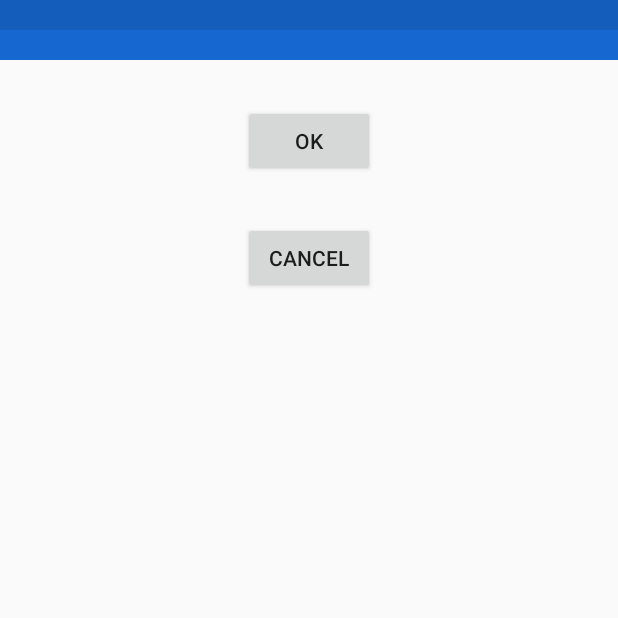
After one commit to TopNine/GrowMe, an Android app: the ColorActivity screen opened directly, with no data from a screen before it, on a phone screen of 412 x 824 dp, the top half of it. The commit adds this screen. Run offline under Robolectric (Android 15) with nearby library versions, the phone set to English and light mode, and no system bars.

Commit message:
[color][Add]Add color package.

```diff
--- a/app/src/main/AndroidManifest.xml
+++ b/app/src/main/AndroidManifest.xml
@@ -40,6 +40,10 @@
             android:name="session.SessionActivity"
             android:screenOrientation="portrait"
             android:windowSoftInputMode="adjustResize|stateHidden" />
+        <activity
+            android:name="grow.su.ColorActivity"
+            android:screenOrientation="portrait"
+            android:windowSoftInputMode="adjustResize|stateHidden" />
     </application>
 
 </manifest>
--- a/app/src/main/java/grow/main/MainActivity.java
+++ b/app/src/main/java/grow/main/MainActivity.java
@@ -17,6 +17,7 @@ import grow.listener.OnItemClickListener;
 import grow.photo.DrawBitmapActivity;
 import grow.photo.PhotoActivity;
 import grow.share.TestShareActivity;
+import grow.su.ColorActivity;
 import session.SessionActivity;
 
 public class MainActivity extends Activity {
@@ -41,6 +42,7 @@ public class MainActivity extends Activity {
         items.add(new MainEntry.Builder().name("Test Code").icon(R.mipmap.ic_launcher).id(3).builder());
         items.add(new MainEntry.Builder().name("RecycleView Update").icon(R.mipmap.ic_launcher).id(4).builder());
         items.add(new MainEntry.Builder().name("Listener").icon(R.mipmap.ic_launcher).id(5).builder());
+        items.add(new MainEntry.Builder().name("Color").icon(R.mipmap.ic_launcher).id(6).builder());
         Log.i(TAG, "initData: " + items);
         mAdapter.setItems(items);
     }
@@ -74,6 +76,9 @@ public class MainActivity extends Activity {
                     case 4:
                         SessionActivity.startActivity(mContext);
                         break;
+                    case 6:
+                        ColorActivity.launchActivity(mContext);
+                        break;
                 }
             }
         });
--- /dev/null
+++ b/app/src/main/java/grow/su/ColorActivity.java
@@ -0,0 +1,44 @@
+package grow.su;
+
+import android.app.Activity;
+import android.content.Context;
+import android.content.Intent;
+import android.os.Bundle;
+import android.view.View;
+
+import com.flow.grow.R;
+
+/**
+ * Created by zhangliuyan on 2018/4/9.
+ */
+
+public class ColorActivity extends Activity {
+    @Override
+    protected void onCreate(Bundle savedInstanceState) {
+        super.onCreate(savedInstanceState);
+        setContentView(R.layout.color_activity);
+        initView();
+    }
+
+    public static void launchActivity(Context context) {
+        Intent intent = new Intent(context, ColorActivity.class);
+        context.startActivity(intent);
+    }
+
+    private void initView() {
+        findViewById(R.id.color1).setBackgroundColor(getResources().getColor(R.color.statsbar_color));
+        findViewById(R.id.color2).setBackgroundColor(getResources().getColor(R.color.titlebar_colro));
+        findViewById(R.id.btn_ok).setOnClickListener(new View.OnClickListener() {
+            @Override
+            public void onClick(View view) {
+
+            }
+        });
+        findViewById(R.id.btn_cancel).setOnClickListener(new View.OnClickListener() {
+            @Override
+            public void onClick(View view) {
+
+            }
+        });
+    }
+}
--- /dev/null
+++ b/app/src/main/res/layout/color_activity.xml
@@ -0,0 +1,34 @@
+<?xml version="1.0" encoding="utf-8"?>
+<LinearLayout xmlns:android="http://schemas.android.com/apk/res/android"
+    android:layout_width="match_parent"
+    android:layout_height="match_parent"
+    android:orientation="vertical">
+
+    <ImageView
+        android:id="@+id/color1"
+        android:layout_width="match_parent"
+        android:layout_height="@dimen/common_20" />
+
+    <ImageView
+        android:id="@+id/color2"
+        android:layout_width="match_parent"
+        android:layout_height="@dimen/common_20" />
+
+
+    <Button
+        android:id="@+id/btn_ok"
+        android:layout_width="wrap_content"
+        android:layout_height="wrap_content"
+        android:layout_gravity="center_horizontal"
+        android:layout_marginTop="30dp"
+        android:text="Ok" />
+
+    <Button
+        android:id="@+id/btn_cancel"
+        android:layout_width="wrap_content"
+        android:layout_height="wrap_content"
+        android:layout_gravity="center_horizontal"
+        android:layout_marginTop="30dp"
+        android:text="Cancel" />
+
+</LinearLayout>
--- a/app/src/main/res/values/colors.xml
+++ b/app/src/main/res/values/colors.xml
@@ -3,4 +3,6 @@
     <color name="colorPrimary">#3F51B5</color>
     <color name="colorPrimaryDark">#303F9F</color>
     <color name="colorAccent">#FF4081</color>
+    <color name="statsbar_color">#FF145dbb</color>
+    <color name="titlebar_colro">#FF1668d0</color>
 </resources>
```
